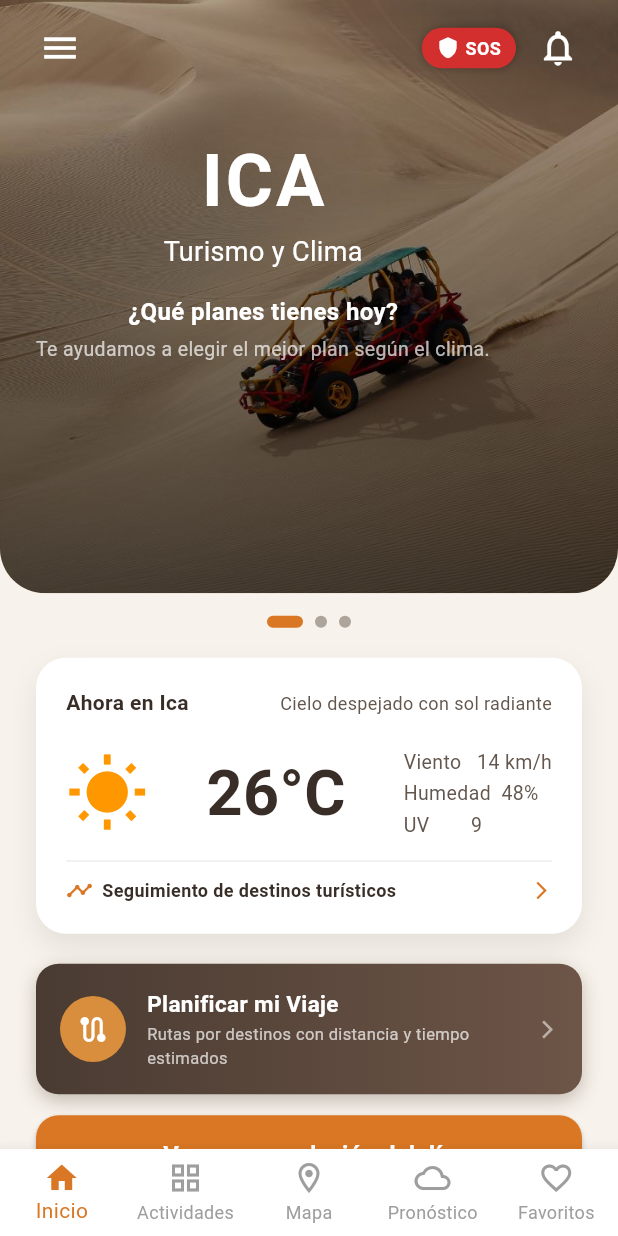
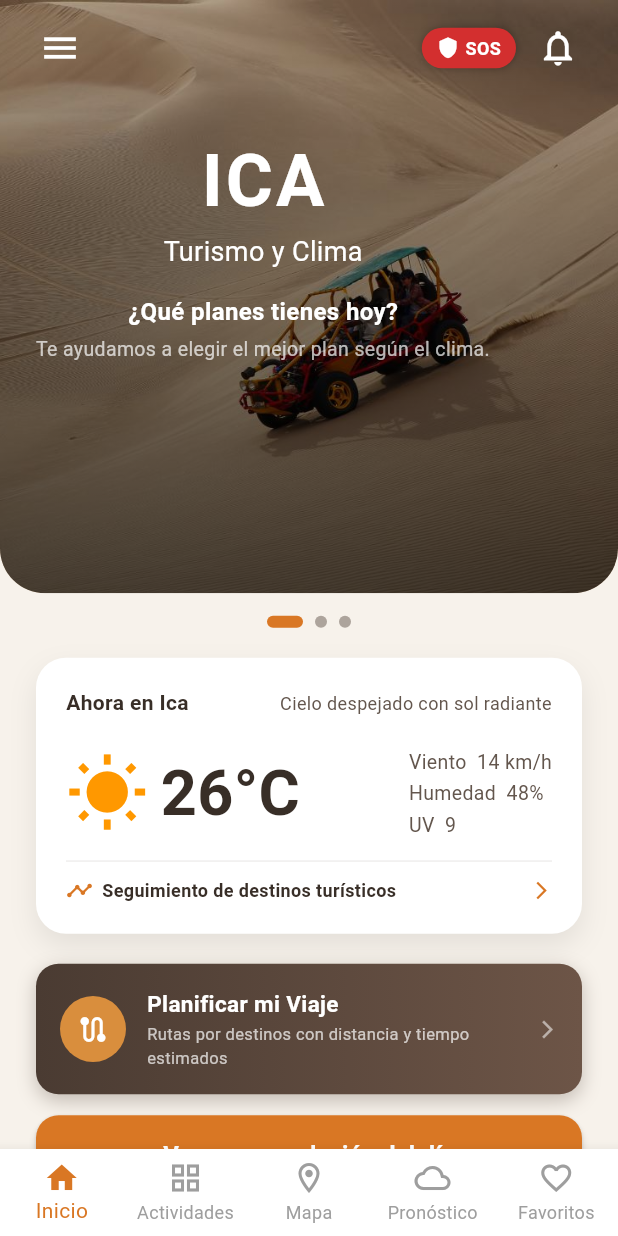
Before and after one commit to PauloMP-25/Ika-travel-platform, a Flutter app: the screen it shows after launch, after a tap on "Iniciar sesión", after a tap on "Continuar como invitado", on a phone screen of 412 x 824 dp. Run offline on Flutter 3.47's test engine with Material 3 defaults, Android fonts, the phone set to English and light mode, and no system bars; our stand-ins replace flutter_map, flutter_tts, geolocator, latlong2; missing offline and left inert: dart:html; network calls fail.

Commit message:
fix(mobile): corregir desbordes de layout (RenderFlex overflow)
Las filas sin Expanded/Flexible desbordaban en pantallas de 411 dp de
ancho (p. ej. Xiaomi 2510DRA23L), cortando textos e iconos ("a veces no
salen los iconos / overflowed by N pixels"):

- Inicio: tarjeta de clima (fila título+descripción, fila
  icono+temperatura+métricas y fila "Seguimiento de destinos") →
  Expanded/FittedBox con elipsis.
- Actividades: subtítulo de cada tarjeta (lugar + chip de categoría) →
  Flexible con elipsis.
- Configurar alertas: título de la cabecera → Expanded centrado con
  elipsis.

Se agrega test/overflow_scan_test.dart: renderiza cada pantalla al
tamaño del teléfono de pruebas y falla si alguna desborda ≥ 1 px.

Co-Authored-By: Claude Opus 4.8 <noreply@anthropic.com>

```diff
--- a/ika_travel_mobile/lib/screens/pantalla_actividades.dart
+++ b/ika_travel_mobile/lib/screens/pantalla_actividades.dart
@@ -306,16 +306,21 @@ class _PantallaActividadesState extends State<PantallaActividades> {
                               ),
                               subtitle: Row(
                                 children: [
-                                  Text(
+                                  Flexible(
+                                    child: Text(
                                       actividad['subtitulo'] ?? 'Ica',
+                                      maxLines: 1,
+                                      overflow: TextOverflow.ellipsis,
                                       style: TextStyle(
                                         color: colorTextoSecundario,
                                         fontSize: 13,
                                       ),
                                     ),
+                                  ),
                                   if (actividad['categoria'] != null) ...[
                                     const SizedBox(width: 8),
-                                    Container(
+                                    Flexible(
+                                      child: Container(
                                         padding: const EdgeInsets.symmetric(
                                           horizontal: 6,
                                           vertical: 2,
@@ -327,10 +332,13 @@ class _PantallaActividadesState extends State<PantallaActividades> {
                                         ),
                                         child: Text(
                                           actividad['categoria'].toString(),
+                                          maxLines: 1,
+                                          overflow: TextOverflow.ellipsis,
                                           style: const TextStyle(
                                             fontSize: 10,
                                             fontWeight: FontWeight.bold,
                                             color: AppColores.naranjaBoton,
+                                          ),
                                         ),
                                       ),
                                     ),
--- a/ika_travel_mobile/lib/screens/pantalla_inicio.dart
+++ b/ika_travel_mobile/lib/screens/pantalla_inicio.dart
@@ -375,7 +375,6 @@ class _PantallaInicioState extends State<PantallaInicio> {
                     : Column(
                         children: [
                           Row(
-                            mainAxisAlignment: MainAxisAlignment.spaceBetween,
                             children: [
                               Text(
                                 context.tr('ahora_en_ica'),
@@ -384,21 +383,26 @@ class _PantallaInicioState extends State<PantallaInicio> {
                                   color: colorTexto,
                                 ),
                               ),
-                              Text(
+                              const SizedBox(width: 12),
+                              Expanded(
+                                child: Text(
                                   _clima != null
                                       ? (_clima!['descripcion_clima'] ??
                                             'Desconocido')
                                       : 'Soleado',
+                                  textAlign: TextAlign.right,
+                                  maxLines: 2,
+                                  overflow: TextOverflow.ellipsis,
                                   style: TextStyle(
                                     fontSize: 12,
                                     color: colorTextoSecundario,
+                                  ),
                                 ),
                               ),
                             ],
                           ),
                           const SizedBox(height: 20),
                           Row(
-                            mainAxisAlignment: MainAxisAlignment.spaceBetween,
                             children: [
                               Builder(
                                 builder: (context) {
@@ -421,7 +425,12 @@ class _PantallaInicioState extends State<PantallaInicio> {
                                   );
                                 },
                               ),
-                              Text(
+                              const SizedBox(width: 8),
+                              Expanded(
+                                child: FittedBox(
+                                  fit: BoxFit.scaleDown,
+                                  alignment: Alignment.centerLeft,
+                                  child: Text(
                                     _clima != null
                                         ? '${(_clima!['temperatura_actual'] as num).round()}°C'
                                         : '26°C',
@@ -431,11 +440,15 @@ class _PantallaInicioState extends State<PantallaInicio> {
                                       color: colorTexto,
                                     ),
                                   ),
+                                ),
+                              ),
+                              const SizedBox(width: 8),
                               Column(
                                 crossAxisAlignment: CrossAxisAlignment.start,
+                                mainAxisSize: MainAxisSize.min,
                                 children: [
                                   Text(
-                                    '${context.tr('viento')}   ${_clima != null ? (_clima!['velocidad_viento'] as num).round() : '12'} km/h', // 👈
+                                    '${context.tr('viento')}  ${_clima != null ? (_clima!['velocidad_viento'] as num).round() : '12'} km/h',
                                     style: TextStyle(
                                       fontSize: 13,
                                       color: colorTextoSecundario,
@@ -443,7 +456,7 @@ class _PantallaInicioState extends State<PantallaInicio> {
                                   ),
                                   const SizedBox(height: 2),
                                   Text(
-                                    '${context.tr('humedad')}  ${_clima != null ? (_clima!['humedad'] as num).round() : '48'}%', // 👈
+                                    '${context.tr('humedad')}  ${_clima != null ? (_clima!['humedad'] as num).round() : '48'}%',
                                     style: TextStyle(
                                       fontSize: 13,
                                       color: colorTextoSecundario,
@@ -451,7 +464,7 @@ class _PantallaInicioState extends State<PantallaInicio> {
                                   ),
                                   const SizedBox(height: 2),
                                   Text(
-                                    '${context.tr('uv')}        ${_clima != null ? (_clima!['indice_uv'] as num).round() : 'Alto'}', // 👈
+                                    '${context.tr('uv')}  ${_clima != null ? (_clima!['indice_uv'] as num).round() : 'Alto'}',
                                     style: TextStyle(
                                       fontSize: 13,
                                       color: colorTextoSecundario,
@@ -479,9 +492,6 @@ class _PantallaInicioState extends State<PantallaInicio> {
                               );
                             },
                             child: Row(
-                              mainAxisAlignment: MainAxisAlignment.spaceBetween,
-                              children: [
-                                Row(
                               children: [
                                 const Icon(
                                   Icons.timeline,
@@ -489,16 +499,19 @@ class _PantallaInicioState extends State<PantallaInicio> {
                                   color: AppColores.naranjaBoton,
                                 ),
                                 const SizedBox(width: 6),
-                                    Text(
+                                Expanded(
+                                  child: Text(
                                     context.tr('seguimiento_destinos'),
+                                    maxLines: 1,
+                                    overflow: TextOverflow.ellipsis,
                                     style: TextStyle(
                                       fontSize: 12,
                                       fontWeight: FontWeight.w600,
                                       color: colorTexto,
                                     ),
                                   ),
-                                  ],
                                 ),
+                                const SizedBox(width: 6),
                                 const Icon(
                                   Icons.arrow_forward_ios,
                                   size: 14,
```
Also changed, not shown: ika_travel_mobile/lib/screens/pantalla_configurar_alertas.dart (+11 -7 lines), 1 other file. Lines whose indentation alone changed are shown as unchanged.
